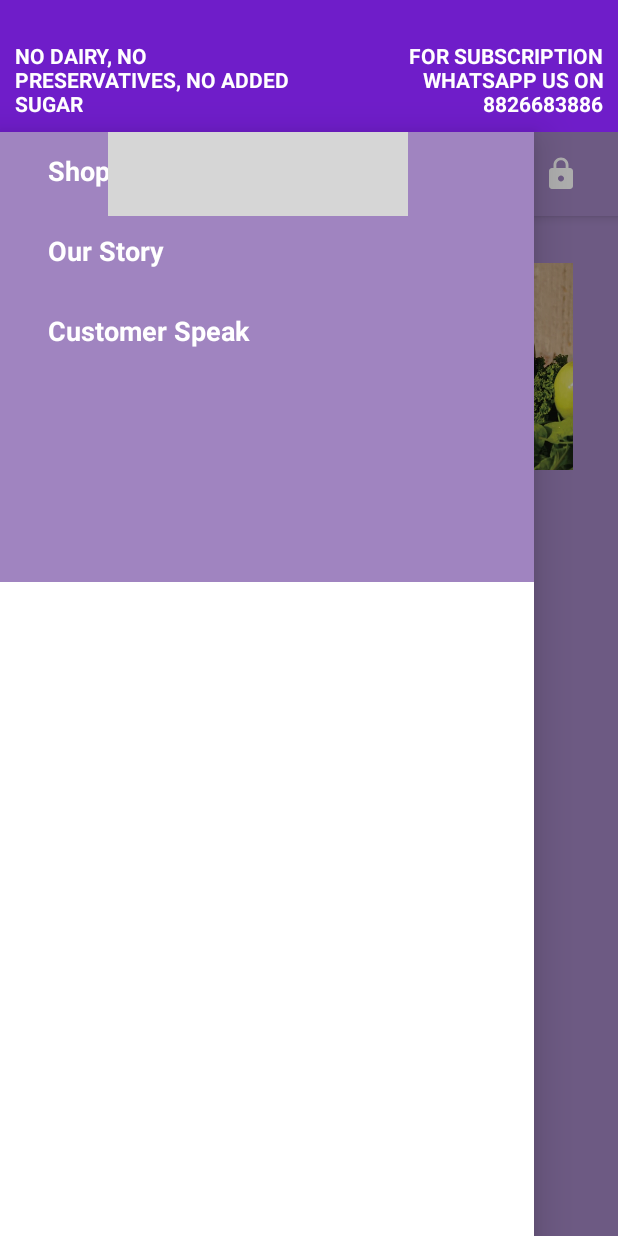
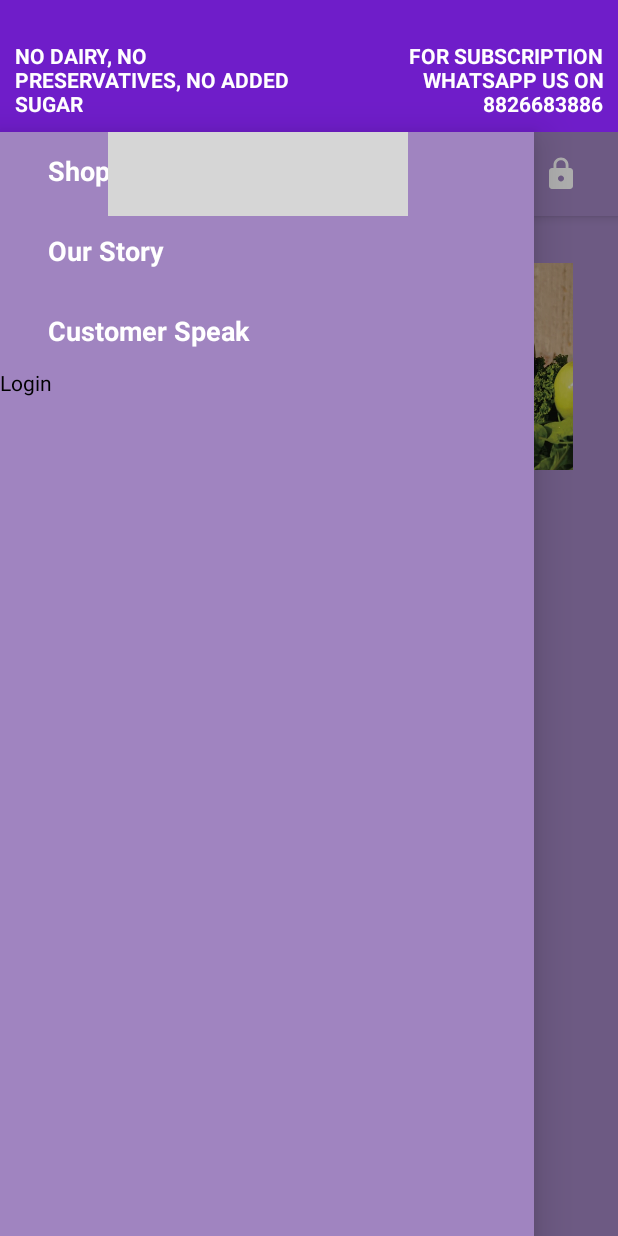
Before and after one commit to ranjithstar256/CoreSuperFoodv1, an Android app built with Jetpack Compose: the screen it shows after launch (MainActivity), after a tap on "Toggle Drawer", on a phone screen of 412 x 824 dp. Run offline under Robolectric (Android 15) with nearby library versions, the phone set to English and light mode, and no system bars; pictures from the network do not load; grey boxes are pictures that could not be loaded.

Commit message:
Thusday eve commit

```diff
--- a/app/src/main/java/com/example/coresuperfoodv1/MainActivity.kt
+++ b/app/src/main/java/com/example/coresuperfoodv1/MainActivity.kt
@@ -12,7 +12,6 @@ import androidx.compose.foundation.layout.Row
 import androidx.compose.foundation.layout.fillMaxSize
 import androidx.compose.foundation.layout.fillMaxWidth
 import androidx.compose.foundation.layout.height
-import androidx.compose.foundation.layout.heightIn
 import androidx.compose.foundation.layout.padding
 import androidx.compose.foundation.layout.size
 import androidx.compose.foundation.lazy.LazyColumn
@@ -78,7 +77,7 @@ fun tpb(){
             drawerContent = {
 
                 //DrawerHeader()
-                DrawerBody(modifier = Modifier.heightIn(300.dp,300.dp).background(Color.Green),
+                DrawerBody(
                     items = listOf(
                         MenuItemm(
                             id = "home",
--- a/app/src/main/java/com/example/coresuperfoodv1/NavigationDrawer.kt
+++ b/app/src/main/java/com/example/coresuperfoodv1/NavigationDrawer.kt
@@ -5,8 +5,8 @@ import androidx.compose.foundation.clickable
 import androidx.compose.foundation.layout.Box
 import androidx.compose.foundation.layout.Row
 import androidx.compose.foundation.layout.Spacer
+import androidx.compose.foundation.layout.fillMaxHeight
 import androidx.compose.foundation.layout.fillMaxWidth
-import androidx.compose.foundation.layout.height
 import androidx.compose.foundation.layout.padding
 import androidx.compose.foundation.layout.width
 import androidx.compose.foundation.lazy.LazyColumn
@@ -44,8 +44,7 @@ fun DrawerBody(
 ) {
     LazyColumn(
         modifier = modifier
-            .height(300.dp)
-            .background(Color(0xFFA084C0))
+            .background(Color(0xFFA084C0)).fillMaxHeight()
     ) {
         items(items) { item ->
             Row(
@@ -66,5 +65,8 @@ fun DrawerBody(
                 )
             }
         }
+        item {
+            Text(text = "Login")
+        }
     }
 }
```
